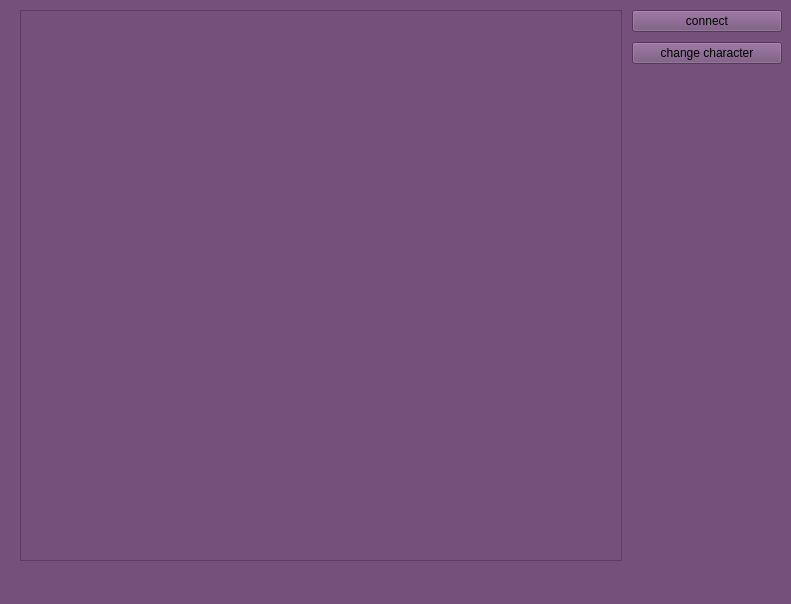
This is client/main_window.ui in Taifin/ChitChat as Qt 5 draws it before an edit. The edited form follows.
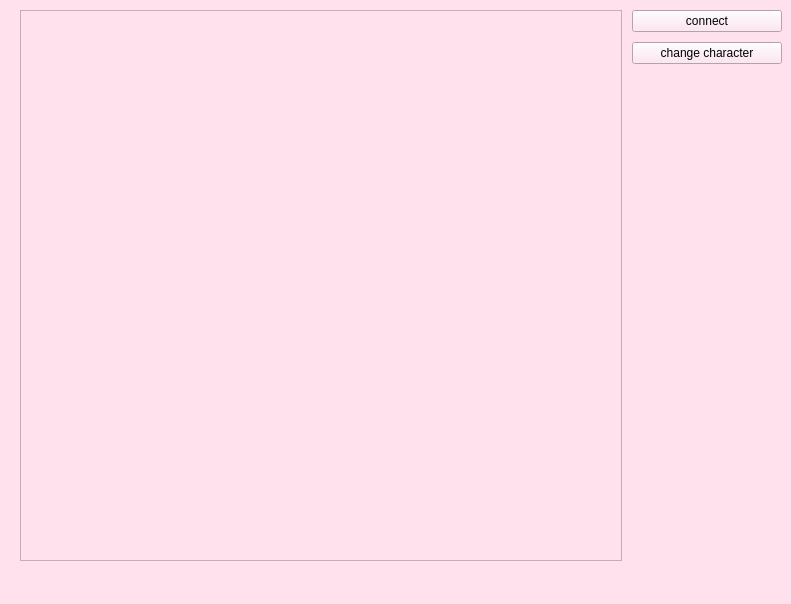
This is the edited form.

Commit message: added game selection

```diff
--- a/client/main_window.ui
+++ b/client/main_window.ui
@@ -14,7 +14,9 @@
    <string>main_window</string>
   </property>
   <property name="styleSheet">
-   <string notr="true">background-color: rgb(117, 80, 123);</string>
+   <string notr="true">background-color: rgb(255, 224, 237);
+border-color: rgb(173, 127, 168);
+border-top-color: rgb(173, 127, 168);</string>
   </property>
   <widget class="QWidget" name="centralwidget">
    <property name="layoutDirection">
```
